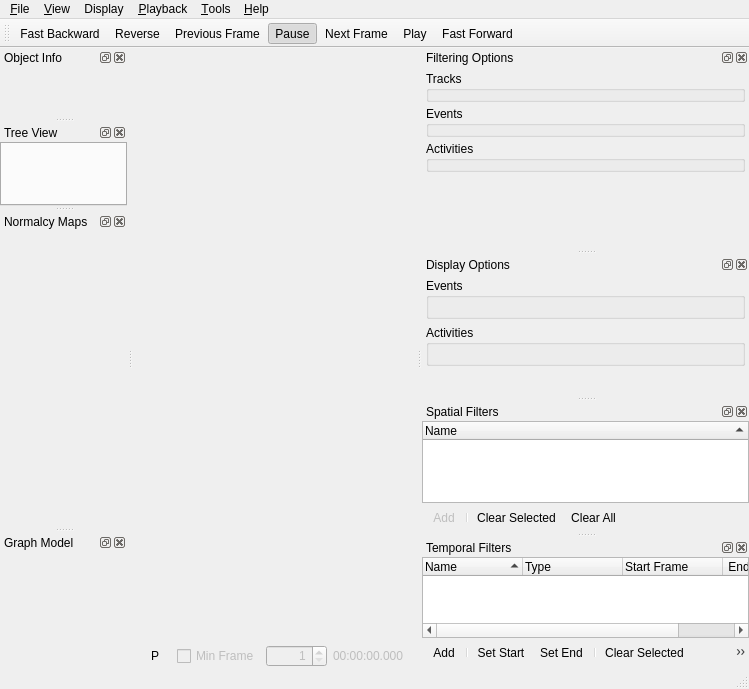
Old version of the form Applications/VpView/vpView.ui in the repository Kitware/vivia.
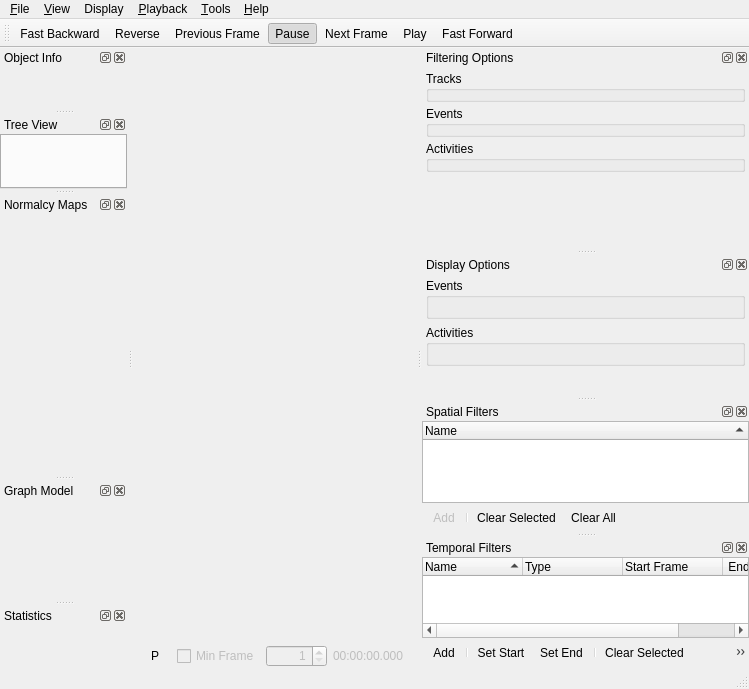
New version of the form. Icons and pictures are not drawn. Custom widgets are drawn as their Qt base class.

Commit message:
Add "statistics" panel to WAMI Viewer
Add a new panel to WAMI Viewer that shows the number of (currently
visible, per the current filters) tracks of each type.

Diff of the .ui file:
```diff
--- a/Applications/VpView/vpView.ui
+++ b/Applications/VpView/vpView.ui
@@ -772,6 +772,15 @@
     </layout>
    </widget>
   </widget>
+  <widget class="QDockWidget" name="statisticsDock">
+   <property name="windowTitle">
+    <string>Statistics</string>
+   </property>
+   <attribute name="dockWidgetArea">
+    <number>1</number>
+   </attribute>
+   <widget class="vpStatisticsPanel" name="statistics"/>
+  </widget>
   <action name="actionOpenProject">
    <property name="text">
     <string>&amp;Open Project...</string>
@@ -1663,6 +1672,12 @@
    <header>vpGraphModelWidget.h</header>
    <container>1</container>
   </customwidget>
+  <customwidget>
+   <class>vpStatisticsPanel</class>
+   <extends>QWidget</extends>
+   <header>vpStatisticsPanel.h</header>
+   <container>1</container>
+  </customwidget>
  </customwidgets>
  <resources>
   <include location="../../Icons/vpView.qrc"/>
```
The commit also changes 6 other files.
